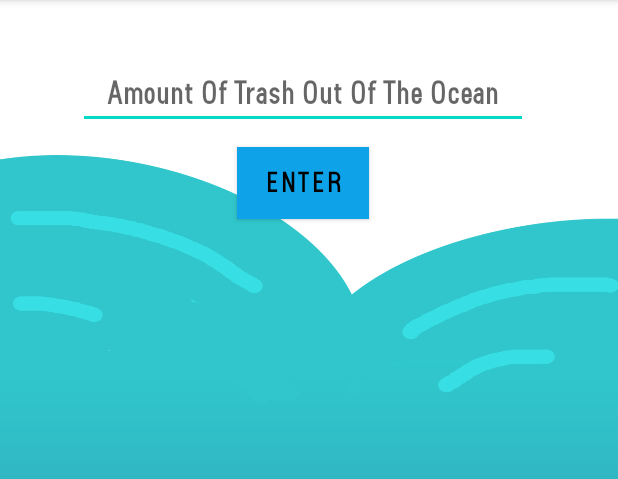
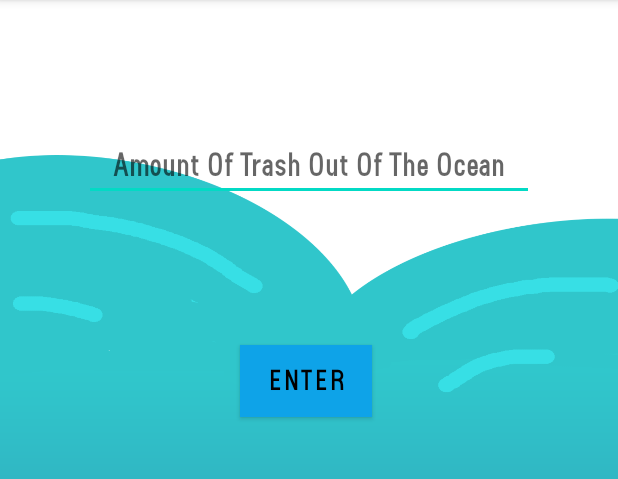
Before and after one commit to ehaque003/oceanenviromentimpact, an Android app: the impactpage screen opened directly, with no data from a screen before it, on a phone screen of 412 x 824 dp, the part 84-563 px from its top. Run offline under Robolectric (Android 15) with nearby library versions, the phone set to English and light mode, and no system bars.

Commit message:
code done

```diff
--- a/app/build.gradle
+++ b/app/build.gradle
@@ -8,7 +8,7 @@ android {
 
     defaultConfig {
         applicationId "com.example.oceanenviromentimpact"
-        minSdkVersion 16
+        minSdkVersion 26
         targetSdkVersion 30
         versionCode 1
         versionName "1.0"
--- a/app/src/main/AndroidManifest.xml
+++ b/app/src/main/AndroidManifest.xml
@@ -11,8 +11,8 @@
         android:theme="@style/Theme.OceanEnviromentImpact">
         <activity android:name=".wastetrackerpage"></activity>
         <activity android:name=".impactpage" />
-        <activity android:name=".MainActivity"/>
-        <activity android:name=".basecheckactivity">
+        <activity android:name=".basecheckactivity"/>
+        <activity android:name=".MainActivity">
             <intent-filter>
                 <action android:name="android.intent.action.MAIN" />
 
--- a/app/src/main/res/layout/activity_impactpage.xml
+++ b/app/src/main/res/layout/activity_impactpage.xml
@@ -23,9 +23,9 @@
         android:id="@+id/poundsoftrashoutoftheocean"
         android:layout_width="300dp"
         android:layout_height="46dp"
-        android:layout_marginStart="52dp"
-        android:layout_marginLeft="52dp"
-        android:layout_marginTop="40dp"
+        android:layout_marginStart="56dp"
+        android:layout_marginLeft="56dp"
+        android:layout_marginTop="88dp"
         android:ems="10"
         android:fontFamily="@font/sanlususbold"
         android:foregroundGravity="center_vertical"
@@ -69,9 +69,9 @@
         android:id="@+id/enter"
         android:layout_width="wrap_content"
         android:layout_height="wrap_content"
-        android:layout_marginStart="158dp"
-        android:layout_marginLeft="158dp"
-        android:layout_marginTop="12dp"
+        android:layout_marginStart="160dp"
+        android:layout_marginLeft="160dp"
+        android:layout_marginTop="96dp"
         android:background="#0CDAF4"
         android:fontFamily="@font/sanlususbold"
         android:text="Enter"
@@ -86,9 +86,9 @@
         android:id="@+id/marinewildlifesavecount"
         android:layout_width="wrap_content"
         android:layout_height="wrap_content"
-        android:layout_marginStart="42dp"
-        android:layout_marginLeft="42dp"
-        android:layout_marginTop="153dp"
+        android:layout_marginStart="36dp"
+        android:layout_marginLeft="36dp"
+        android:layout_marginTop="236dp"
         android:fontFamily="@font/sanlususbold"
         android:text="0"
         android:textSize="20sp"
@@ -100,9 +100,9 @@
         android:id="@+id/oceansavedsize"
         android:layout_width="wrap_content"
         android:layout_height="wrap_content"
-        android:layout_marginStart="40dp"
-        android:layout_marginLeft="40dp"
-        android:layout_marginTop="32dp"
+        android:layout_marginStart="36dp"
+        android:layout_marginLeft="36dp"
+        android:layout_marginTop="36dp"
         android:fontFamily="@font/sanlususbold"
         android:text="0"
         android:textSize="20sp"
@@ -114,8 +114,8 @@
         android:id="@+id/humansavedcount"
         android:layout_width="wrap_content"
         android:layout_height="wrap_content"
-        android:layout_marginStart="40dp"
-        android:layout_marginLeft="40dp"
+        android:layout_marginStart="32dp"
+        android:layout_marginLeft="32dp"
         android:layout_marginTop="32dp"
         android:fontFamily="@font/sanlususbold"
         android:text="0"
```
Also changed, not shown: app/src/main/java/com/example/oceanenviromentimpact/AppDataRepo.java (added, +23 -0 lines), app/src/main/java/com/example/oceanenviromentimpact/MainActivity.java (+14 -1 lines), app/src/main/java/com/example/oceanenviromentimpact/basecheckactivity.java (+22 -1 lines), app/src/main/java/com/example/oceanenviromentimpact/variable.java (+31 -2 lines), app/src/main/java/com/example/oceanenviromentimpact/wastetrackerpage.java (+21 -2 lines).
